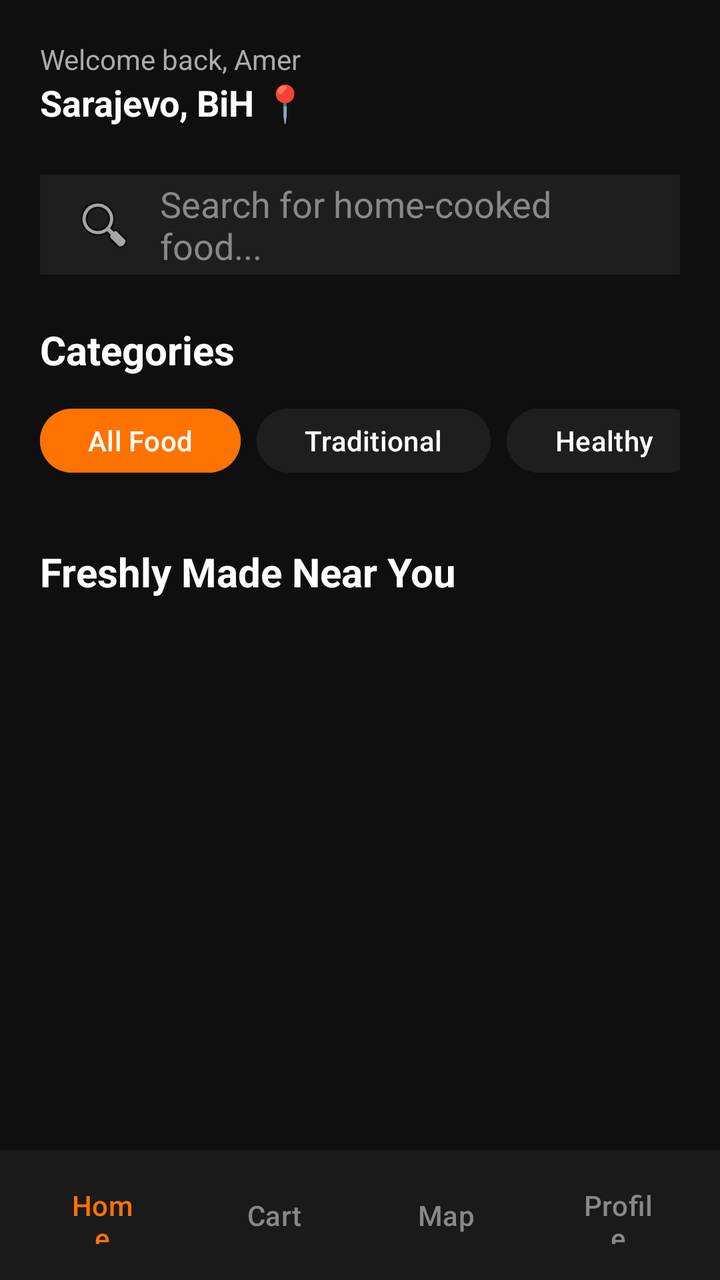
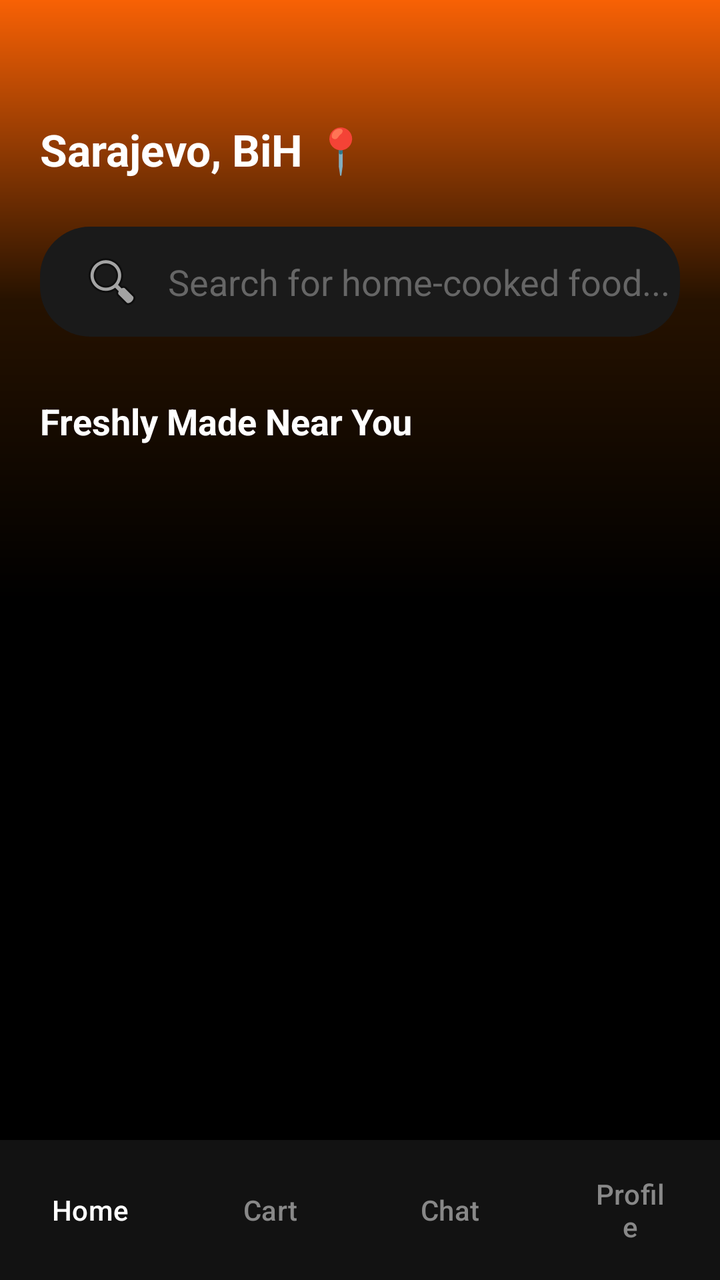

Compare the two renders of this Android layout. The source of the first and the diff that turns it into the second are given below.
<!-- AndroidManifest.xml: application theme Theme.Pitica -->
<!-- res/layout/activity_main.xml -->
<?xml version="1.0" encoding="utf-8"?>
<RelativeLayout xmlns:android="http://schemas.android.com/apk/res/android"
    android:layout_width="match_parent"
    android:layout_height="match_parent"
    android:background="#0F0F0F">

    <androidx.core.widget.NestedScrollView
        android:layout_width="match_parent"
        android:layout_height="match_parent"
        android:layout_above="@+id/bottom_navigation"
        android:padding="20dp"
        android:scrollbars="none">

        <LinearLayout
            android:layout_width="match_parent"
            android:layout_height="wrap_content"
            android:orientation="vertical">

            <TextView
                android:layout_width="wrap_content"
                android:layout_height="wrap_content"
                android:text="Welcome back, Amer"
                android:textColor="#AAAAAA"
                android:textSize="14sp" />

            <TextView
                android:layout_width="wrap_content"
                android:layout_height="wrap_content"
                android:text="Sarajevo, BiH 📍"
                android:textColor="#FFFFFF"
                android:textSize="18sp"
                android:textStyle="bold"
                android:layout_marginBottom="24dp" />

            <EditText
                android:id="@+id/etSearchFood"
                android:layout_width="match_parent"
                android:layout_height="50dp"
                android:background="#1E1E1E"
                android:hint="Search for home-cooked food..."
                android:textColorHint="#888888"
                android:textColor="#FFFFFF"
                android:paddingStart="16dp"
                android:paddingEnd="16dp"
                android:drawableStart="@android:drawable/ic_menu_search"
                android:drawablePadding="12dp"
                android:layout_marginBottom="24dp" />

            <TextView
                android:layout_width="wrap_content"
                android:layout_height="wrap_content"
                android:text="Categories"
                android:textColor="#FFFFFF"
                android:textSize="20sp"
                android:textStyle="bold"
                android:layout_marginBottom="12dp" />

            <HorizontalScrollView
                android:layout_width="match_parent"
                android:layout_height="wrap_content"
                android:scrollbars="none"
                android:layout_marginBottom="32dp">

                <LinearLayout
                    android:layout_width="wrap_content"
                    android:layout_height="wrap_content"
                    android:orientation="horizontal">

                    <Button
                        android:layout_width="wrap_content"
                        android:layout_height="40dp"
                        android:text="All Food"
                        android:backgroundTint="#FF7300"
                        android:textColor="#FFFFFF"
                        android:layout_marginEnd="8dp" />
                    <Button
                        android:layout_width="wrap_content"
                        android:layout_height="40dp"
                        android:text="Traditional"
                        android:backgroundTint="#1E1E1E"
                        android:textColor="#FFFFFF"
                        android:layout_marginEnd="8dp" />
                    <Button
                        android:layout_width="wrap_content"
                        android:layout_height="40dp"
                        android:text="Healthy"
                        android:backgroundTint="#1E1E1E"
                        android:textColor="#FFFFFF"
                        android:layout_marginEnd="8dp" />
                    <Button
                        android:layout_width="wrap_content"
                        android:layout_height="40dp"
                        android:text="Desserts"
                        android:backgroundTint="#1E1E1E"
                        android:textColor="#FFFFFF" />
                </LinearLayout>
            </HorizontalScrollView>

            <TextView
                android:layout_width="wrap_content"
                android:layout_height="wrap_content"
                android:text="Freshly Made Near You"
                android:textColor="#FFFFFF"
                android:textSize="20sp"
                android:textStyle="bold"
                android:layout_marginBottom="12dp" />

            <androidx.recyclerview.widget.RecyclerView
                android:id="@+id/rvFoodItems"
                android:layout_width="match_parent"
                android:layout_height="wrap_content"
                android:nestedScrollingEnabled="false" />

        </LinearLayout>
    </androidx.core.widget.NestedScrollView>

    <LinearLayout
        android:id="@+id/bottom_navigation"
        android:layout_width="match_parent"
        android:layout_height="65dp"
        android:layout_alignParentBottom="true"
        android:background="#1A1A1A"
        android:orientation="horizontal"
        android:gravity="center"
        android:weightSum="4"
        android:padding="8dp">

        <Button
            android:id="@+id/btnNavHome"
            android:layout_width="0dp"
            android:layout_height="match_parent"
            android:layout_weight="1"
            android:background="@android:color/transparent"
            android:text="Home"
            android:textColor="#FF7300" />

        <Button
            android:id="@+id/btnNavCart"
            android:layout_width="0dp"
            android:layout_height="match_parent"
            android:layout_weight="1"
            android:background="@android:color/transparent"
            android:text="Cart"
            android:textColor="#888888" />

        <Button
            android:id="@+id/btnNavMap"
            android:layout_width="0dp"
            android:layout_height="match_parent"
            android:layout_weight="1"
            android:background="@android:color/transparent"
            android:text="Map"
            android:textColor="#888888" />

        <Button
            android:id="@+id/btnNavProfile"
            android:layout_width="0dp"
            android:layout_height="match_parent"
            android:layout_weight="1"
            android:background="@android:color/transparent"
            android:text="Profile"
            android:textColor="#888888" />
    </LinearLayout>
</RelativeLayout>
<!-- resources referenced by this layout -->
<resources>
  <style name="Theme.Pitica" parent="Base.Theme.Pitica" />
  <style name="Base.Theme.Pitica" parent="Theme.Material3.DayNight.NoActionBar">
          
          
      </style>
</resources>

<!-- the commit's change to res/layout/activity_main.xml (unified diff, before → after) -->
@@ -2,13 +2,21 @@
 <RelativeLayout xmlns:android="http://schemas.android.com/apk/res/android"
     android:layout_width="match_parent"
     android:layout_height="match_parent"
-    android:background="#0F0F0F">
+    android:background="#000000">
+
+    <View
+        android:layout_width="match_parent"
+        android:layout_height="300dp"
+        android:background="@drawable/gradient_bg" />
 
     <androidx.core.widget.NestedScrollView
         android:layout_width="match_parent"
         android:layout_height="match_parent"
         android:layout_above="@+id/bottom_navigation"
-        android:padding="20dp"
+        android:paddingTop="60dp"
+        android:paddingStart="20dp"
+        android:paddingEnd="20dp"
+        android:paddingBottom="20dp"
         android:scrollbars="none">
 
         <LinearLayout
@@ -19,89 +27,31 @@
             <TextView
                 android:layout_width="wrap_content"
                 android:layout_height="wrap_content"
-                android:text="Welcome back, Amer"
-                android:textColor="#AAAAAA"
-                android:textSize="14sp" />
-
-            <TextView
-                android:layout_width="wrap_content"
-                android:layout_height="wrap_content"
                 android:text="Sarajevo, BiH 📍"
                 android:textColor="#FFFFFF"
-                android:textSize="18sp"
+                android:textSize="22sp"
                 android:textStyle="bold"
                 android:layout_marginBottom="24dp" />
 
             <EditText
                 android:id="@+id/etSearchFood"
                 android:layout_width="match_parent"
-                android:layout_height="50dp"
-                android:background="#1E1E1E"
+                android:layout_height="55dp"
+                android:background="@drawable/search_bar_bg"
                 android:hint="Search for home-cooked food..."
-                android:textColorHint="#888888"
+                android:textColorHint="#666666"
                 android:textColor="#FFFFFF"
-                android:paddingStart="16dp"
-                android:paddingEnd="16dp"
+                android:paddingStart="20dp"
                 android:drawableStart="@android:drawable/ic_menu_search"
                 android:drawablePadding="12dp"
-                android:layout_marginBottom="24dp" />
-
-            <TextView
-                android:layout_width="wrap_content"
-                android:layout_height="wrap_content"
-                android:text="Categories"
-                android:textColor="#FFFFFF"
-                android:textSize="20sp"
-                android:textStyle="bold"
-                android:layout_marginBottom="12dp" />
-
-            <HorizontalScrollView
-                android:layout_width="match_parent"
-                android:layout_height="wrap_content"
-                android:scrollbars="none"
-                android:layout_marginBottom="32dp">
-
-                <LinearLayout
-                    android:layout_width="wrap_content"
-                    android:layout_height="wrap_content"
-                    android:orientation="horizontal">
-
-                    <Button
-                        android:layout_width="wrap_content"
-                        android:layout_height="40dp"
-                        android:text="All Food"
-                        android:backgroundTint="#FF7300"
-                        android:textColor="#FFFFFF"
-                        android:layout_marginEnd="8dp" />
-                    <Button
-                        android:layout_width="wrap_content"
-                        android:layout_height="40dp"
-                        android:text="Traditional"
-                        android:backgroundTint="#1E1E1E"
-                        android:textColor="#FFFFFF"
-                        android:layout_marginEnd="8dp" />
-                    <Button
-                        android:layout_width="wrap_content"
-                        android:layout_height="40dp"
-                        android:text="Healthy"
-                        android:backgroundTint="#1E1E1E"
-                        android:textColor="#FFFFFF"
-                        android:layout_marginEnd="8dp" />
-                    <Button
-                        android:layout_width="wrap_content"
-                        android:layout_height="40dp"
-                        android:text="Desserts"
-                        android:backgroundTint="#1E1E1E"
-                        android:textColor="#FFFFFF" />
-                </LinearLayout>
-            </HorizontalScrollView>
+                android:layout_marginBottom="30dp" />
 
             <TextView
                 android:layout_width="wrap_content"
                 android:layout_height="wrap_content"
                 android:text="Freshly Made Near You"
                 android:textColor="#FFFFFF"
-                android:textSize="20sp"
+                android:textSize="18sp"
                 android:textStyle="bold"
                 android:layout_marginBottom="12dp" />
 
@@ -117,13 +67,13 @@
     <LinearLayout
         android:id="@+id/bottom_navigation"
         android:layout_width="match_parent"
-        android:layout_height="65dp"
+        android:layout_height="70dp"
         android:layout_alignParentBottom="true"
-        android:background="#1A1A1A"
+        android:background="#121212"
+        android:elevation="10dp"
         android:orientation="horizontal"
         android:gravity="center"
-        android:weightSum="4"
-        android:padding="8dp">
+        android:weightSum="4">
 
         <Button
             android:id="@+id/btnNavHome"
@@ -132,7 +82,7 @@
             android:layout_weight="1"
             android:background="@android:color/transparent"
             android:text="Home"
-            android:textColor="#FF7300" />
+            android:textColor="#FFFFFF" />
 
         <Button
             android:id="@+id/btnNavCart"
@@ -144,12 +94,12 @@
             android:textColor="#888888" />
 
         <Button
-            android:id="@+id/btnNavMap"
+            android:id="@+id/btnNavChat"
             android:layout_width="0dp"
             android:layout_height="match_parent"
             android:layout_weight="1"
             android:background="@android:color/transparent"
-            android:text="Map"
+            android:text="Chat"
             android:textColor="#888888" />
 
         <Button
@@ -161,4 +111,5 @@
             android:text="Profile"
             android:textColor="#888888" />
     </LinearLayout>
+
 </RelativeLayout>
<!-- resource entries referenced after the edit -->
@@ -1,5 +1,21 @@
 <!-- resources referenced by this layout -->
 <resources>
+  <!-- drawable gradient_bg (drawable) -->
+  <?xml version="1.0" encoding="utf-8"?>
+  <shape xmlns:android="http://schemas.android.com/apk/res/android">
+      <gradient
+          android:type="linear"
+          android:angle="270"
+          android:startColor="#F86105"
+          android:centerColor="#261200"
+          android:endColor="#000000" />
+  </shape>
+  <!-- drawable search_bar_bg (drawable) -->
+  <?xml version="1.0" encoding="utf-8"?>
+  <shape xmlns:android="http://schemas.android.com/apk/res/android">
+      <solid android:color="#1A1A1A"/>
+      <corners android:radius="25dp"/>
+  </shape>
   <style name="Theme.Pitica" parent="Base.Theme.Pitica" />
   <style name="Base.Theme.Pitica" parent="Theme.Material3.DayNight.NoActionBar">
           
